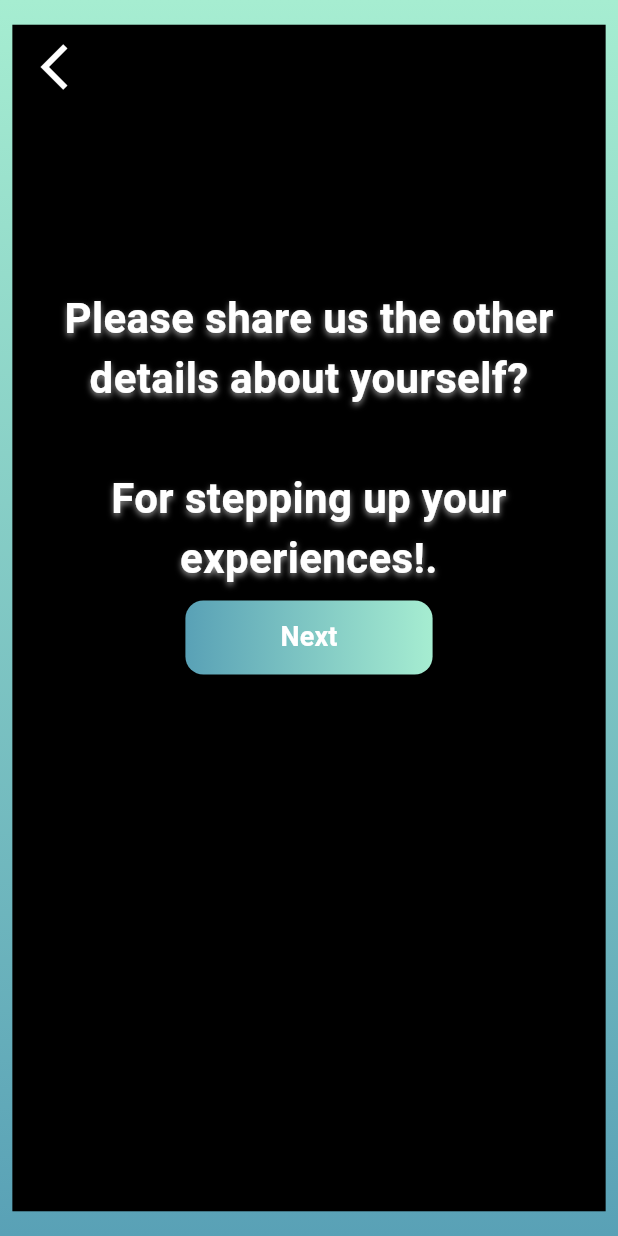
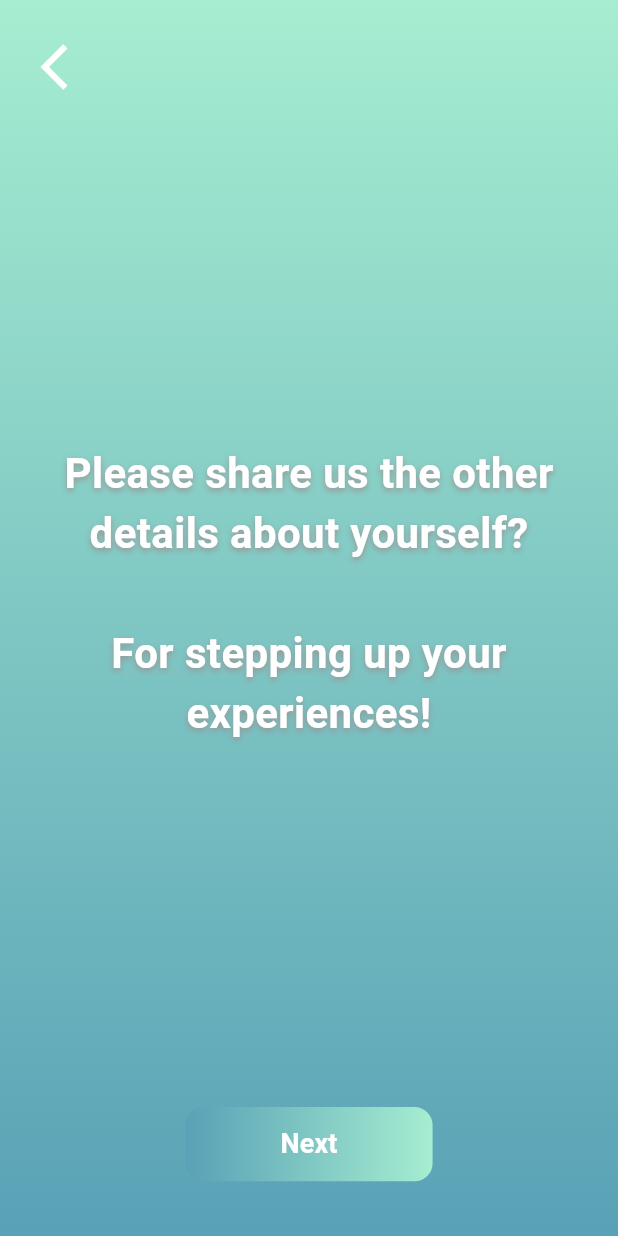
Before and after one commit to TaNuNian/workmai, a Flutter app: the CreateAccUnnessIntro screen opened by its route, on a phone screen of 412 x 824 dp. Run offline on Flutter 3.47's test engine with Material 3 defaults, Android fonts, the phone set to English and light mode, and no system bars; our stand-ins replace cloud_firestore, firebase_auth, firebase_core, firebase_database, form_field_validator, google_fonts; accounts and stored records are empty; Roboto replaces fonts that are missing (Sarabun).

Commit message:
unness_intro

```diff
--- a/lib/src/pre_pages/create_account_pages/create_acc_intro/create_acc_unness_intro.dart
+++ b/lib/src/pre_pages/create_account_pages/create_acc_intro/create_acc_unness_intro.dart
@@ -24,20 +24,15 @@ class CreateAccUnnessIntro extends StatelessWidget {
             Padding(
               padding: bodyPadding(context),
               child: Container(
-                color: Colors.black,
+                // color: Colors.black,
                 child: Column(
-                  // mainAxisAlignment: MainAxisAlignment.spaceBetween,
+                  mainAxisAlignment: MainAxisAlignment.spaceBetween ,
                   children: [
-                    Flexible(
-                      flex: 2,
-                      child: CustomAppbar(
+                    CustomAppbar(
                       appbarColor: Colors.transparent,
                     ),
-                    ),
-                    Flexible(
-                      flex: 6,
-                      child: Text(
-                        'Please share us the other details about yourself?\n\nFor stepping up your experiences!.',
+                    Text(
+                      'Please share us the other details about yourself?\n\nFor stepping up your experiences!',
                       style: GoogleFonts.sarabun(
                         color: const Color(0xffffffff),
                         shadows: [
@@ -52,12 +47,12 @@ class CreateAccUnnessIntro extends StatelessWidget {
                       ),
                       textAlign: TextAlign.center,
                     ),
-                    ),
-                    Flexible(
+                    Padding(
+                      padding: EdgeInsets.symmetric(vertical: 12.0),
                       child: ContinueButton(
                         shouldCallFunction: false,
                         actionName: "Next",
-                        routeName: '/create-acc-inter',
+                        routeName: '/create-acc-unness',
                       ),
                     ),
                   ],
```
Lines whose indentation alone changed are shown as unchanged.
